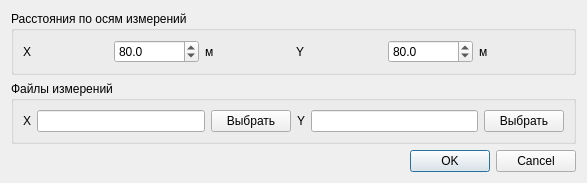
The window that amsfromfiles.ui (mrnkv/AMSVert) describes before a commit, drawn with Qt 5.
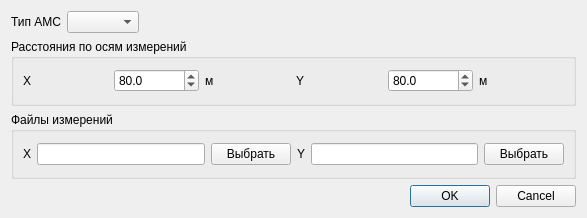
The same window after the commit.

```diff
--- a/amsfromfiles.ui
+++ b/amsfromfiles.ui
@@ -7,13 +7,40 @@
     <x>0</x>
     <y>0</y>
     <width>587</width>
-    <height>183</height>
+    <height>218</height>
    </rect>
   </property>
   <property name="windowTitle">
    <string>Dialog</string>
   </property>
   <layout class="QVBoxLayout" name="verticalLayout">
+   <item>
+    <layout class="QHBoxLayout" name="horizontalLayout_3">
+     <item>
+      <widget class="QLabel" name="label_7">
+       <property name="text">
+        <string>Тип АМС</string>
+       </property>
+      </widget>
+     </item>
+     <item>
+      <widget class="QComboBox" name="amsType"/>
+     </item>
+     <item>
+      <spacer name="horizontalSpacer">
+       <property name="orientation">
+        <enum>Qt::Horizontal</enum>
+       </property>
+       <property name="sizeHint" stdset="0">
+        <size>
+         <width>338</width>
+         <height>20</height>
+        </size>
+       </property>
+      </spacer>
+     </item>
+    </layout>
+   </item>
    <item>
     <widget class="QGroupBox" name="groupBox">
      <property name="title">
```
